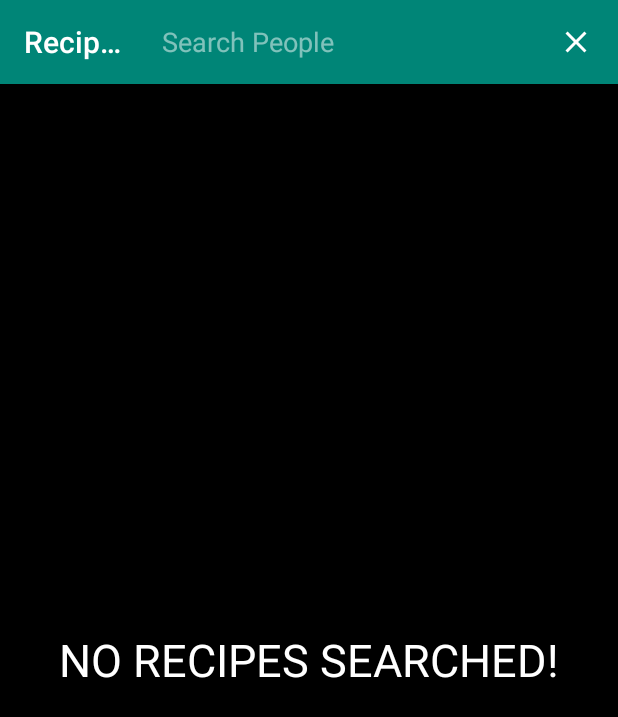
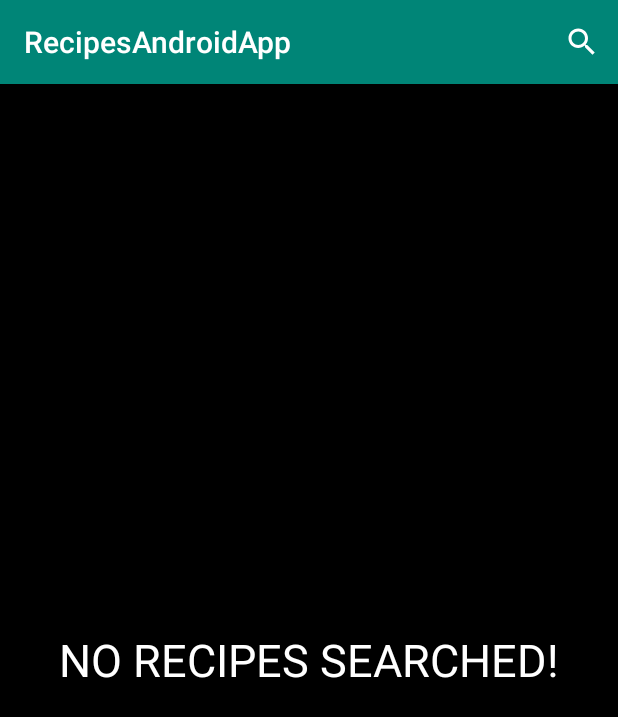
Before and after one commit to juandiegovqdev/RecipesAndroidApp, an Android app: the screen it shows after launch (MainActivity), on a phone screen of 412 x 824 dp. Shown: the top 717 px of the screen. Run offline under Robolectric (Android 15) with nearby library versions, the phone set to English and light mode, and no system bars.

Commit message:
no message

```diff
--- a/app/src/main/java/com/juandiegovqdev/recipesandroidapp/activities/MainActivity.kt
+++ b/app/src/main/java/com/juandiegovqdev/recipesandroidapp/activities/MainActivity.kt
@@ -25,8 +25,6 @@ class MainActivity : AppCompatActivity(), SearchView.OnQueryTextListener {
     override fun onCreate(savedInstanceState: Bundle?) {
         super.onCreate(savedInstanceState)
         initializeObjects()
-        // val url = "http://www.recipepuppy.com/api/?q=omelet&p=3"
-        // AsyncTaskHandleJson().execute(url)
     }
 
     private fun initializeObjects() {
@@ -88,7 +86,7 @@ class MainActivity : AppCompatActivity(), SearchView.OnQueryTextListener {
         val searchView = menu.findItem(R.id.menu_search).actionView as SearchView
         searchView.queryHint = "Search People"
         searchView.setOnQueryTextListener(this)
-        searchView.isIconified = false
+        searchView.isIconified = true
         return true
     }
 
--- a/app/src/main/res/menu/menu_main.xml
+++ b/app/src/main/res/menu/menu_main.xml
@@ -8,6 +8,6 @@
         android:id="@+id/menu_search"
         android:title="Search"
         appcompat:actionViewClass="androidx.appcompat.widget.SearchView"
-        appcompat:showAsAction="always" />
+        appcompat:showAsAction="ifRoom" />
 
 </menu>
```
